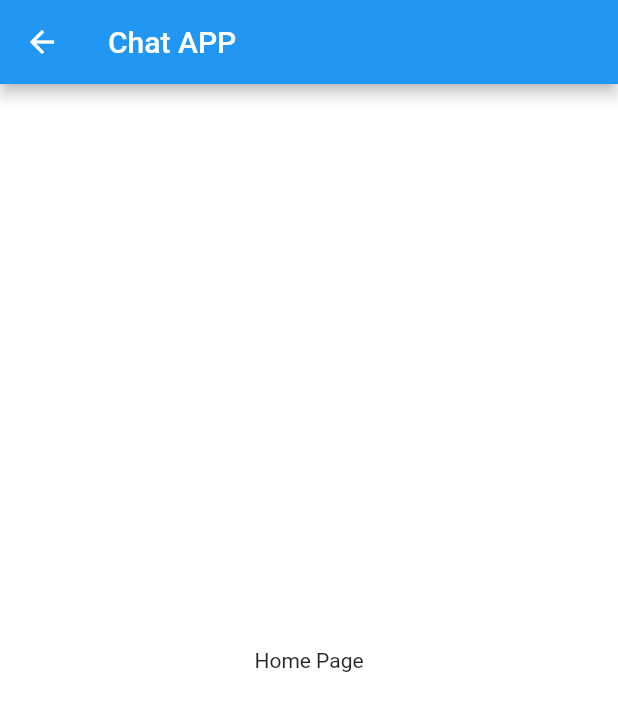
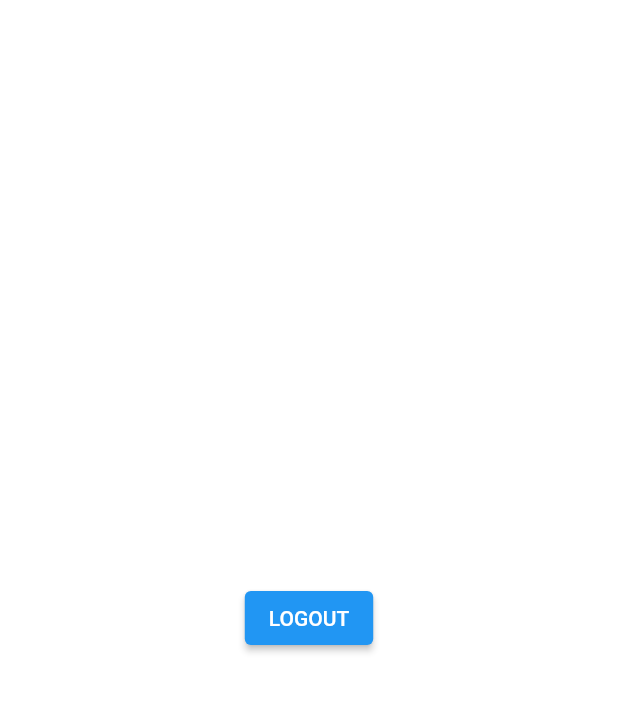
Before and after one commit to Gargoros/Flutter_Chat_App, a Flutter app: the HomePage screen opened directly, on a phone screen of 412 x 824 dp. Shown: the top 711 px of the screen. Run offline on Flutter 3.47's test engine with Material 2 defaults, Android fonts, the phone set to English and light mode, and no system bars; our stand-ins replace firebase_core, shared_preferences; accounts and stored records are empty.

Commit message:
refactor: change old widget with text to button with text

```diff
--- a/chat_app/lib/pages/home_page.dart
+++ b/chat_app/lib/pages/home_page.dart
@@ -1,3 +1,4 @@
+import 'package:chat_app/service/auth_service.dart';
 import 'package:flutter/material.dart';
 
 class HomePage extends StatefulWidget {
@@ -8,13 +9,16 @@ class HomePage extends StatefulWidget {
 }
 
 class _HomePageState extends State<HomePage> {
+  AuthService authService = AuthService();
   @override
   Widget build(BuildContext context) {
     return Scaffold(
-      appBar: AppBar(
-        title: const Text("Chat APP"),
-      ),
-      body: const Center(child: Text("Home Page")),
+      body: Center(
+          child: ElevatedButton(
+              onPressed: () {
+                authService.signOut();
+              },
+              child: const Text("LOGOUT"))),
     );
   }
 }
```
